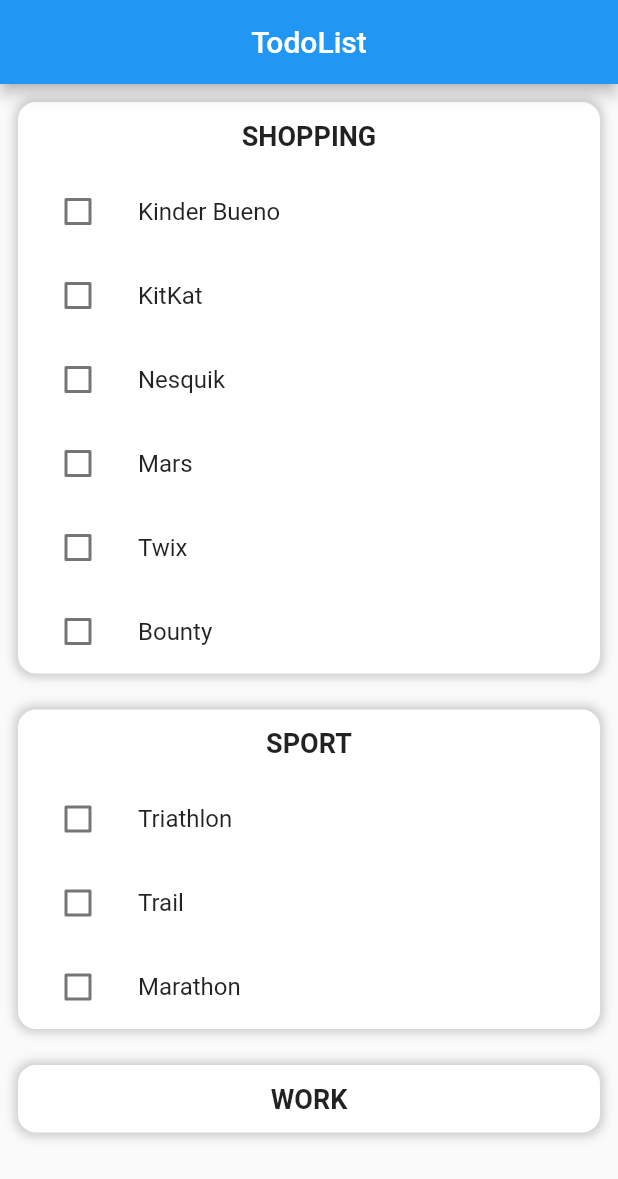
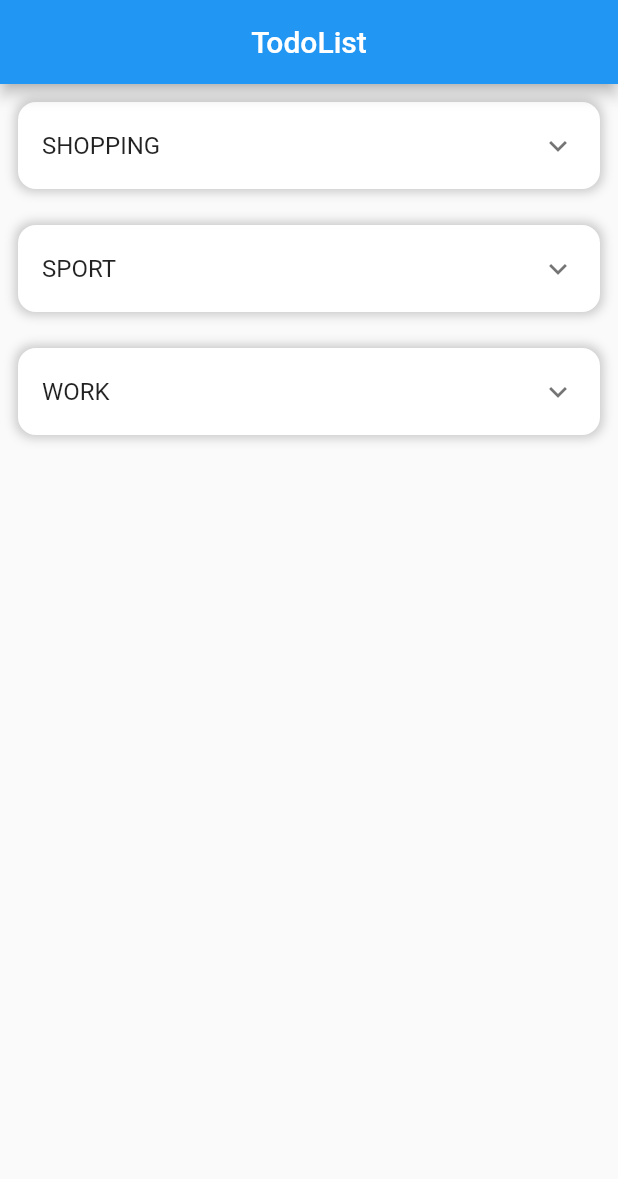
Before and after one commit to Aestorgs/Flutter-TodoList, a Flutter app: the screen it shows after launch, on a phone screen of 412 x 824 dp. Shown: the top 1179 px of the screen. Run offline on Flutter 3.47's test engine with Material 2 defaults, Android fonts, the light colour scheme and no system bars.

Commit message:
update my_Home_page

```diff
--- a/lib/widget/my_home_page.dart
+++ b/lib/widget/my_home_page.dart
@@ -57,12 +57,15 @@
         blurRadius: 5
       )
     ]),
-    child: Column(
+    child:
+      ExpansionTile(
+      title: Text(category.name.toUpperCase()),
       children:
-        internalContainerListView
+     _drawTask(category)
+
     ),
-   )
-  );
+    )
+   );
   }
  return result;
  }
```
